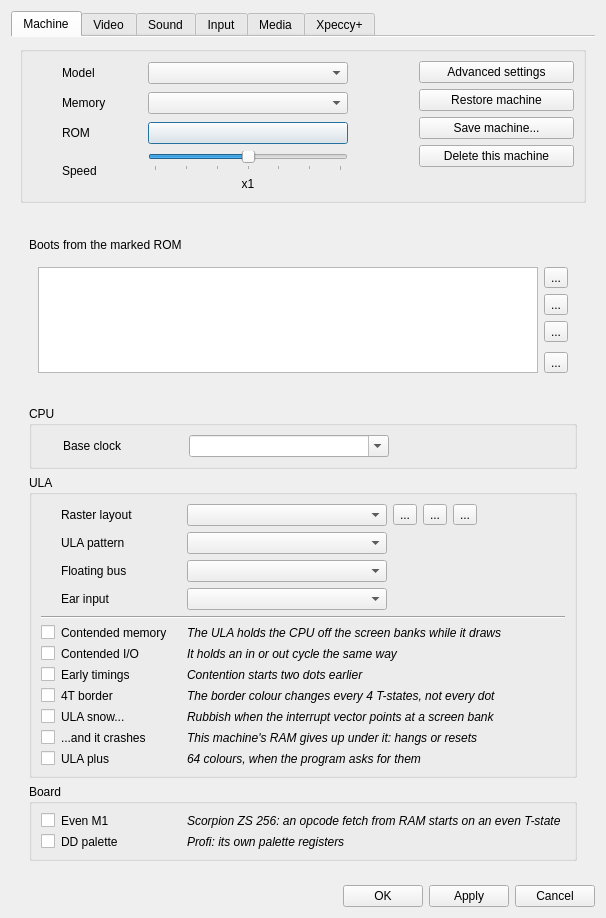
Old version of the form ui/setupwin.ui in the repository Volutar/xpeccy-plus.
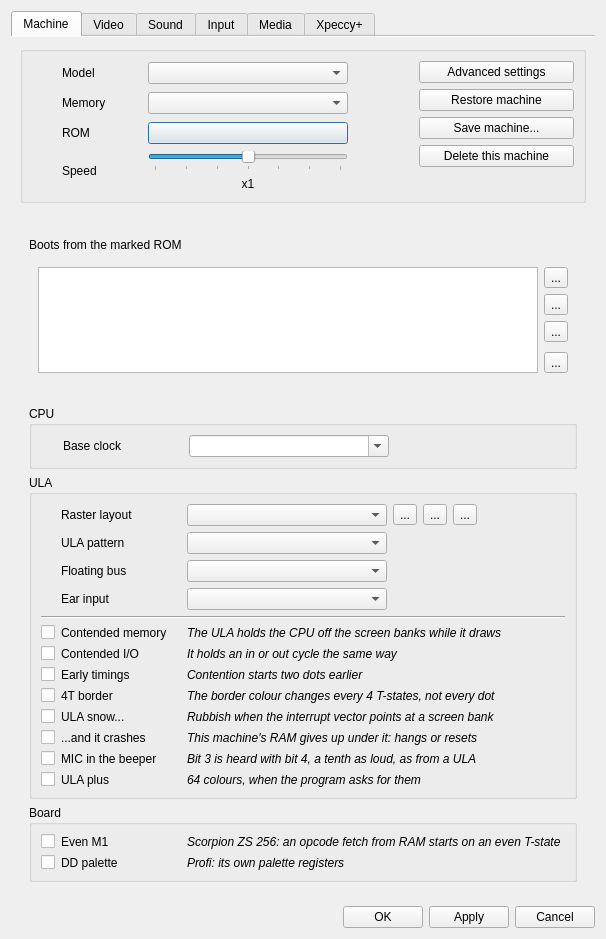
New version of the form. Icons and pictures are not drawn. Custom widgets are drawn as their Qt base class.

Commit message: Options: MIC in the beeper on the machine's Advanced settings

Diff of the .ui file:
```diff
--- a/ui/setupwin.ui
+++ b/ui/setupwin.ui
@@ -1082,20 +1082,46 @@
                 </widget>
                </item>
                <item row="11" column="0">
-                <widget class="QCheckBox" name="ulaPlus">
+                <widget class="QCheckBox" name="cbBeepMic">
                  <property name="text">
                   <string/>
                  </property>
                 </widget>
                </item>
                <item row="11" column="1">
+                <widget class="QLabel" name="nam_cbBeepMic">
+                 <property name="text">
+                  <string>MIC in the beeper</string>
+                 </property>
+                </widget>
+               </item>
+               <item row="11" column="2">
+                <widget class="QLabel" name="lab_cbBeepMic">
+                 <property name="font">
+                  <font>
+                   <italic>true</italic>
+                  </font>
+                 </property>
+                 <property name="text">
+                  <string>Bit 3 is heard with bit 4, a tenth as loud, as from a ULA</string>
+                 </property>
+                </widget>
+               </item>
+               <item row="12" column="0">
+                <widget class="QCheckBox" name="ulaPlus">
+                 <property name="text">
+                  <string/>
+                 </property>
+                </widget>
+               </item>
+               <item row="12" column="1">
                 <widget class="QLabel" name="nam_ulaPlus">
                  <property name="text">
                   <string>ULA plus</string>
                  </property>
                 </widget>
                </item>
-               <item row="11" column="2">
+               <item row="12" column="2">
                 <widget class="QLabel" name="lab_ulaPlus">
                  <property name="font">
                   <font>
```
The commit also changes 1 other file.
